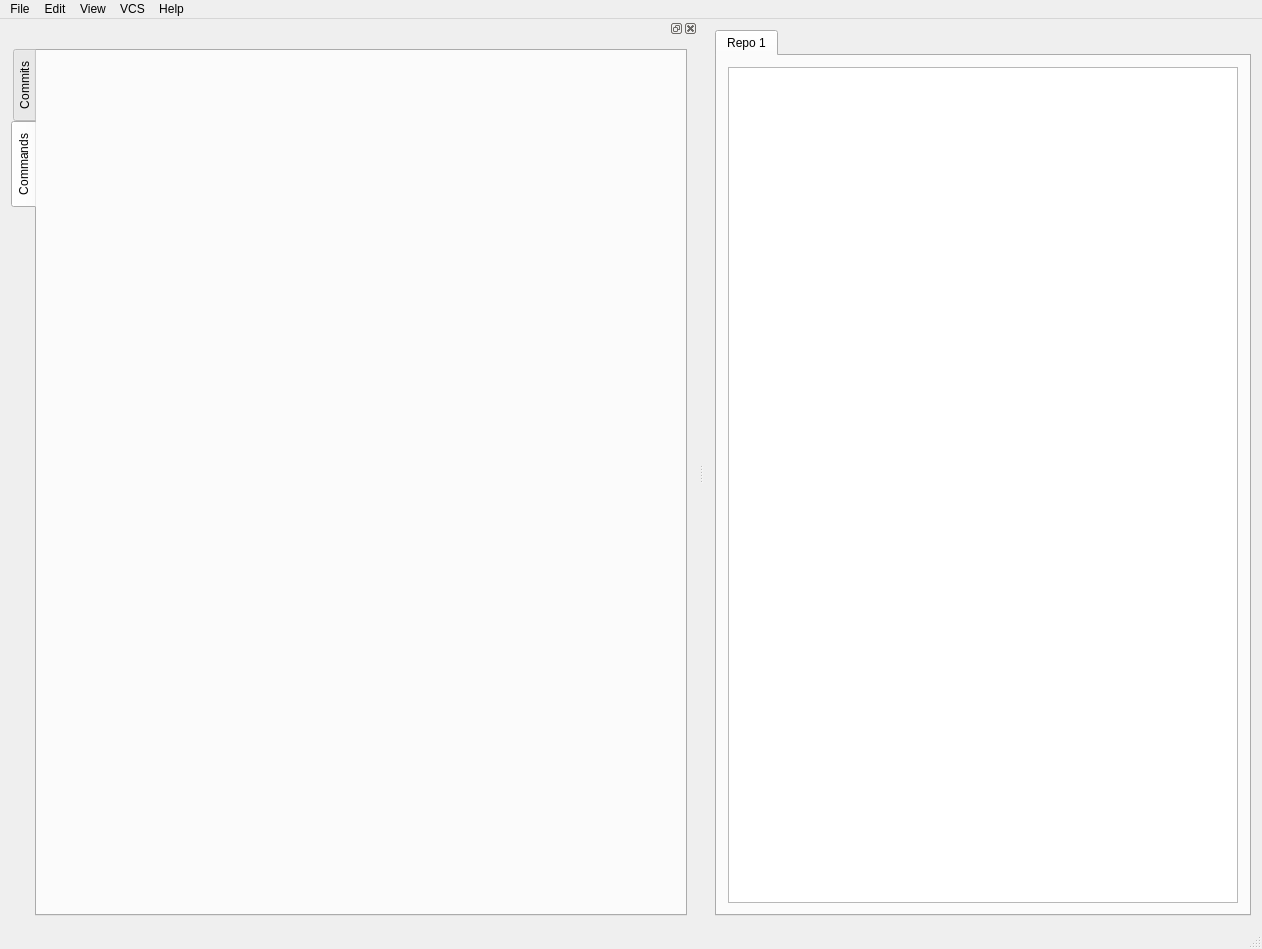
Qt form ui/mainwindow.ui (AnthonyChiavelli/VisualGit) before a commit.
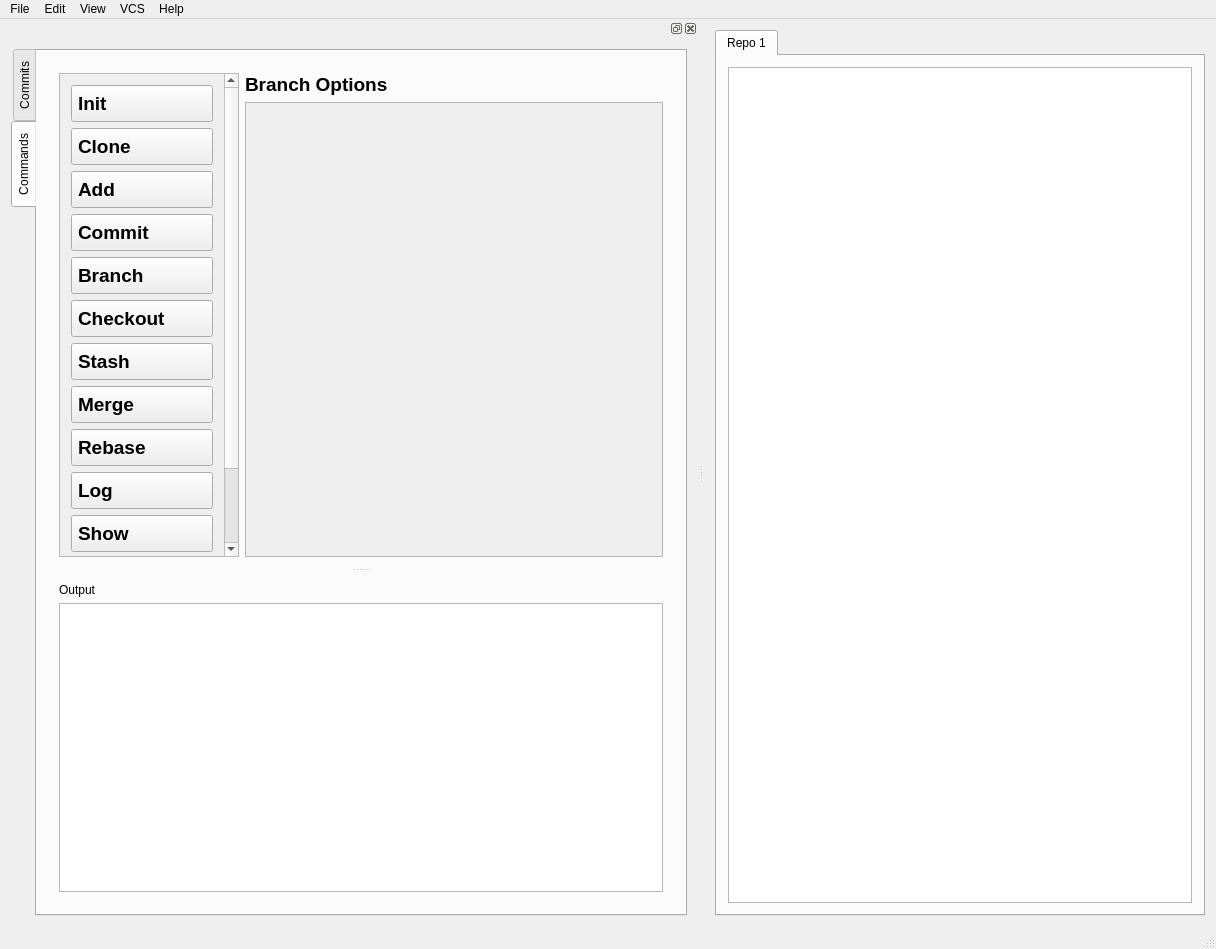
The same form after that commit. The open tabs and pages were chosen to show the change. Icons and pictures are not drawn.

Commit message:
Begin layout for Command Explorer in Dashboard UI
- Command Explorer
  - Screenshot: http://i.imgur.com/oNQznrQ.png
  - Add all elements for first draft of Command Explorer except Command
    Options for specific commands (those will be some sort of custom
    widgets).
- Commit Explorer
  - Screenshot: http://i.imgur.com/CZTLTm2.png
  - Add text "hints" for Author and Committer fields in Commit Details

The edit to the form file:
```diff
--- a/ui/mainwindow.ui
+++ b/ui/mainwindow.ui
@@ -6,7 +6,7 @@
    <rect>
     <x>0</x>
     <y>0</y>
-    <width>1262</width>
+    <width>1216</width>
     <height>949</height>
    </rect>
   </property>
@@ -59,7 +59,7 @@
     <rect>
      <x>0</x>
      <y>0</y>
-     <width>1262</width>
+     <width>1216</width>
      <height>27</height>
     </rect>
    </property>
@@ -511,6 +511,530 @@
         <attribute name="title">
          <string>Commands</string>
         </attribute>
+        <layout class="QGridLayout" name="gridLayout_13">
+         <item row="0" column="0">
+          <widget class="QSplitter" name="splitter_3">
+           <property name="orientation">
+            <enum>Qt::Vertical</enum>
+           </property>
+           <widget class="QWidget" name="">
+            <layout class="QHBoxLayout" name="horizontalLayout">
+             <item>
+              <layout class="QGridLayout" name="gridLayout_12">
+               <property name="sizeConstraint">
+                <enum>QLayout::SetFixedSize</enum>
+               </property>
+               <item row="0" column="0">
+                <widget class="QScrollArea" name="scrollArea_3">
+                 <property name="minimumSize">
+                  <size>
+                   <width>180</width>
+                   <height>0</height>
+                  </size>
+                 </property>
+                 <property name="maximumSize">
+                  <size>
+                   <width>180</width>
+                   <height>16777215</height>
+                  </size>
+                 </property>
+                 <property name="widgetResizable">
+                  <bool>true</bool>
+                 </property>
+                 <widget class="QWidget" name="scrollAreaWidgetContents_3">
+                  <property name="geometry">
+                   <rect>
+                    <x>0</x>
+                    <y>-60</y>
+                    <width>165</width>
+                    <height>638</height>
+                   </rect>
+                  </property>
+                  <layout class="QGridLayout" name="gridLayout_11">
+                   <item row="0" column="0">
+                    <layout class="QVBoxLayout" name="verticalLayout_7">
+                     <item>
+                      <widget class="QPushButton" name="btn_command_init">
+                       <property name="font">
+                        <font>
+                         <pointsize>14</pointsize>
+                         <weight>75</weight>
+                         <bold>true</bold>
+                        </font>
+                       </property>
+                       <property name="cursor">
+                        <cursorShape>ArrowCursor</cursorShape>
+                       </property>
+                       <property name="layoutDirection">
+                        <enum>Qt::LeftToRight</enum>
+                       </property>
+                       <property name="styleSheet">
+                        <string notr="true">Text-align:left;
+padding: 6px;</string>
+                       </property>
+                       <property name="text">
+                        <string>Init</string>
+                       </property>
+                       <property name="icon">
+                        <iconset resource="resources/images.qrc">
+                         <normaloff>:/icons/add.png</normaloff>:/icons/add.png</iconset>
+                       </property>
+                       <property name="flat">
+                        <bool>false</bool>
+                       </property>
+                      </widget>
+                     </item>
+                     <item>
+                      <widget class="QPushButton" name="btn_command_init_2">
+                       <property name="font">
+                        <font>
+                         <pointsize>14</pointsize>
+                         <weight>75</weight>
+                         <bold>true</bold>
+                        </font>
+                       </property>
+                       <property name="cursor">
+                        <cursorShape>ArrowCursor</cursorShape>
+                       </property>
+                       <property name="layoutDirection">
+                        <enum>Qt::LeftToRight</enum>
+                       </property>
+                       <property name="styleSheet">
+                        <string notr="true">Text-align:left;
+padding: 6px;</string>
+                       </property>
+                       <property name="text">
+                        <string>Clone</string>
+                       </property>
+                       <property name="icon">
+                        <iconset resource="resources/images.qrc">
+                         <normaloff>:/icons/add.png</normaloff>:/icons/add.png</iconset>
+                       </property>
+                       <property name="flat">
+                        <bool>false</bool>
+                       </property>
+                      </widget>
+                     </item>
+                     <item>
+                      <widget class="QPushButton" name="btn_command_init_6">
+                       <property name="maximumSize">
+                        <size>
+                         <width>16777215</width>
+                         <height>16777215</height>
+                        </size>
+                       </property>
+                       <property name="font">
+                        <font>
+                         <pointsize>14</pointsize>
+                         <weight>75</weight>
+                         <bold>true</bold>
+                        </font>
+                       </property>
+                       <property name="cursor">
+                        <cursorShape>ArrowCursor</cursorShape>
+                       </property>
+                       <property name="layoutDirection">
+                        <enum>Qt::LeftToRight</enum>
+                       </property>
+                       <property name="styleSheet">
+                        <string notr="true">Text-align:left;
+padding: 6px;</string>
+                       </property>
+                       <property name="text">
+                        <string>Add</string>
+                       </property>
+                       <property name="icon">
+                        <iconset resource="resources/images.qrc">
+                         <normaloff>:/icons/add.png</normaloff>:/icons/add.png</iconset>
+                       </property>
+                       <property name="flat">
+                        <bool>false</bool>
+                       </property>
+                      </widget>
+                     </item>
+                     <item>
+                      <widget class="QPushButton" name="btn_command_init_3">
+                       <property name="font">
+                        <font>
+                         <pointsize>14</pointsize>
+                         <weight>75</weight>
+                         <bold>true</bold>
+                        </font>
+                       </property>
+                       <property name="cursor">
+                        <cursorShape>ArrowCursor</cursorShape>
+                       </property>
+                       <property name="layoutDirection">
+                        <enum>Qt::LeftToRight</enum>
+                       </property>
+                       <property name="styleSheet">
+                        <string notr="true">Text-align:left;
+padding: 6px;</string>
+                       </property>
+                       <property name="text">
+                        <string>Commit</string>
+                       </property>
+                       <property name="icon">
+                        <iconset resource="resources/images.qrc">
+                         <normaloff>:/icons/add.png</normaloff>:/icons/add.png</iconset>
+                       </property>
+                       <property name="flat">
+                        <bool>false</bool>
+                       </property>
+                      </widget>
+                     </item>
+                     <item>
+                      <widget class="QPushButton" name="btn_command_init_4">
+                       <property name="font">
+                        <font>
+                         <pointsize>14</pointsize>
+                         <weight>75</weight>
+                         <bold>true</bold>
+                        </font>
+                       </property>
+                       <property name="cursor">
+                        <cursorShape>ArrowCursor</cursorShape>
+                       </property>
+                       <property name="layoutDirection">
+                        <enum>Qt::LeftToRight</enum>
+                       </property>
+                       <property name="styleSheet">
+                        <string notr="true">Text-align:left;
+padding: 6px;</string>
+                       </property>
+                       <property name="text">
+                        <string>Branch</string>
+                       </property>
+                       <property name="icon">
+                        <iconset resource="resources/images.qrc">
+                         <normaloff>:/icons/add.png</normaloff>:/icons/add.png</iconset>
+                       </property>
+                       <property name="flat">
+                        <bool>false</bool>
+                       </property>
+                      </widget>
+                     </item>
+                     <item>
+                      <widget class="QPushButton" name="btn_command_init_5">
+                       <property name="font">
+                        <font>
+                         <pointsize>14</pointsize>
+                         <weight>75</weight>
+                         <bold>true</bold>
+                        </font>
+                       </property>
+                       <property name="cursor">
+                        <cursorShape>ArrowCursor</cursorShape>
+                       </property>
+                       <property name="layoutDirection">
+                        <enum>Qt::LeftToRight</enum>
+                       </property>
+                       <property name="styleSheet">
+                        <string notr="true">Text-align:left;
+padding: 6px;</string>
+                       </property>
+                       <property name="text">
+                        <string>Checkout</string>
+                       </property>
+                       <property name="icon">
+                        <iconset resource="resources/images.qrc">
+                         <normaloff>:/icons/add.png</normaloff>:/icons/add.png</iconset>
+                       </property>
+                       <property name="flat">
+                        <bool>false</bool>
+                       </property>
+                      </widget>
+                     </item>
+                     <item>
+                      <widget class="QPushButton" name="btn_command_init_7">
+                       <property name="font">
+                        <font>
+                         <pointsize>14</pointsize>
+                         <weight>75</weight>
+                         <bold>true</bold>
+                        </font>
+                       </property>
+                       <property name="cursor">
+                        <cursorShape>ArrowCursor</cursorShape>
+                       </property>
+                       <property name="layoutDirection">
+                        <enum>Qt::LeftToRight</enum>
+                       </property>
+                       <property name="styleSheet">
+                        <string notr="true">Text-align:left;
+padding: 6px;</string>
+                       </property>
+                       <property name="text">
+                        <string>Stash</string>
+                       </property>
+                       <property name="icon">
+                        <iconset resource="resources/images.qrc">
+                         <normaloff>:/icons/add.png</normaloff>:/icons/add.png</iconset>
+                       </property>
+                       <property name="flat">
+                        <bool>false</bool>
+                       </property>
+                      </widget>
+                     </item>
+                     <item>
+                      <widget class="QPushButton" name="btn_command_init_9">
+                       <property name="font">
+                        <font>
+                         <pointsize>14</pointsize>
+                         <weight>75</weight>
+                         <bold>true</bold>
+                        </font>
+                       </property>
+                       <property name="cursor">
+                        <cursorShape>ArrowCursor</cursorShape>
+                       </property>
+                       <property name="layoutDirection">
+                        <enum>Qt::LeftToRight</enum>
+                       </property>
+                       <property name="styleSheet">
+                        <string notr="true">Text-align:left;
+padding: 6px;</string>
+                       </property>
+                       <property name="text">
+                        <string>Merge</string>
+                       </property>
+                       <property name="icon">
+                        <iconset resource="resources/images.qrc">
+                         <normaloff>:/icons/add.png</normaloff>:/icons/add.png</iconset>
+                       </property>
+                       <property name="flat">
+                        <bool>false</bool>
+                       </property>
+                      </widget>
+                     </item>
+                     <item>
+                      <widget class="QPushButton" name="btn_command_init_11">
+                       <property name="font">
+                        <font>
+                         <pointsize>14</pointsize>
+                         <weight>75</weight>
+                         <bold>true</bold>
+                        </font>
+                       </property>
+                       <property name="cursor">
+                        <cursorShape>ArrowCursor</cursorShape>
+                       </property>
+                       <property name="layoutDirection">
+                        <enum>Qt::LeftToRight</enum>
+                       </property>
+                       <property name="styleSheet">
+                        <string notr="true">Text-align:left;
+padding: 6px;</string>
+                       </property>
+                       <property name="text">
+                        <string>Rebase</string>
+                       </property>
+                       <property name="icon">
+                        <iconset resource="resources/images.qrc">
+                         <normaloff>:/icons/add.png</normaloff>:/icons/add.png</iconset>
+                       </property>
+                       <property name="flat">
+                        <bool>false</bool>
+                       </property>
+                      </widget>
+                     </item>
+                     <item>
+                      <widget class="QPushButton" name="btn_command_init_8">
+                       <property name="font">
+                        <font>
+                         <pointsize>14</pointsize>
+                         <weight>75</weight>
+                         <bold>true</bold>
+                        </font>
+                       </property>
+                       <property name="cursor">
+                        <cursorShape>ArrowCursor</cursorShape>
+                       </property>
+                       <property name="layoutDirection">
+                        <enum>Qt::LeftToRight</enum>
+                       </property>
+                       <property name="styleSheet">
+                        <string notr="true">Text-align:left;
+padding: 6px;</string>
+                       </property>
+                       <property name="text">
+                        <string>Log</string>
+                       </property>
+                       <property name="icon">
+                        <iconset resource="resources/images.qrc">
+                         <normaloff>:/icons/add.png</normaloff>:/icons/add.png</iconset>
+                       </property>
+                       <property name="flat">
+                        <bool>false</bool>
+                       </property>
+                      </widget>
+                     </item>
+                     <item>
+                      <widget class="QPushButton" name="btn_command_init_10">
+                       <property name="font">
+                        <font>
+                         <pointsize>14</pointsize>
+                         <weight>75</weight>
+                         <bold>true</bold>
+                        </font>
+                       </property>
+                       <property name="cursor">
+                        <cursorShape>ArrowCursor</cursorShape>
+                       </property>
+                       <property name="layoutDirection">
+                        <enum>Qt::LeftToRight</enum>
+                       </property>
+                       <property name="styleSheet">
+                        <string notr="true">Text-align:left;
+padding: 6px;</string>
+                       </property>
+                       <property name="text">
+                        <string>Show</string>
+                       </property>
+                       <property name="icon">
+                        <iconset resource="resources/images.qrc">
+                         <normaloff>:/icons/add.png</normaloff>:/icons/add.png</iconset>
+                       </property>
+                       <property name="flat">
+                        <bool>false</bool>
+                       </property>
+                      </widget>
+                     </item>
+                     <item>
+                      <widget class="QPushButton" name="btn_command_init_12">
+                       <property name="font">
+                        <font>
+                         <pointsize>14</pointsize>
+                         <weight>75</weight>
+                         <bold>true</bold>
+                        </font>
+                       </property>
+                       <property name="cursor">
+                        <cursorShape>ArrowCursor</cursorShape>
+                       </property>
+                       <property name="layoutDirection">
+                        <enum>Qt::LeftToRight</enum>
+                       </property>
+                       <property name="styleSheet">
+                        <string notr="true">Text-align:left;
+padding: 6px;</string>
+                       </property>
+                       <property name="text">
+                        <string>Diff</string>
+                       </property>
+                       <property name="icon">
+                        <iconset resource="resources/images.qrc">
+                         <normaloff>:/icons/add.png</normaloff>:/icons/add.png</iconset>
+                       </property>
+                       <property name="flat">
+                        <bool>false</bool>
+                       </property>
+                      </widget>
+                     </item>
+                     <item>
+                      <widget class="QPushButton" name="btn_command_init_13">
+                       <property name="font">
+                        <font>
+                         <pointsize>14</pointsize>
+                         <weight>75</weight>
+                         <bold>true</bold>
+                        </font>
+                       </property>
+                       <property name="cursor">
+                        <cursorShape>ArrowCursor</cursorShape>
+                       </property>
+                       <property name="layoutDirection">
+                        <enum>Qt::LeftToRight</enum>
+                       </property>
+                       <property name="styleSheet">
+                        <string notr="true">Text-align:left;
+padding: 6px;</string>
+                       </property>
+                       <property name="text">
+                        <string>Status</string>
+                       </property>
+                       <property name="icon">
+                        <iconset resource="resources/images.qrc">
+                         <normaloff>:/icons/add.png</normaloff>:/icons/add.png</iconset>
+                       </property>
+                       <property name="flat">
+                        <bool>false</bool>
+                       </property>
+                      </widget>
+                     </item>
+                    </layout>
+                   </item>
+                  </layout>
+                 </widget>
+                </widget>
+               </item>
+              </layout>
+             </item>
+             <item>
+              <layout class="QVBoxLayout" name="verticalLayout_8">
+               <item>
+                <layout class="QGridLayout" name="gridLayout_10">
+                 <item row="1" column="0">
+                  <widget class="QScrollArea" name="scrollArea_2">
+                   <property name="sizePolicy">
+                    <sizepolicy hsizetype="Expanding" vsizetype="Expanding">
+                     <horstretch>1</horstretch>
+                     <verstretch>0</verstretch>
+                    </sizepolicy>
+                   </property>
+                   <property name="widgetResizable">
+                    <bool>true</bool>
+                   </property>
+                   <widget class="QWidget" name="scrollAreaWidgetContents_2">
+                    <property name="geometry">
+                     <rect>
+                      <x>0</x>
+                      <y>0</y>
+                      <width>309</width>
+                      <height>544</height>
+                     </rect>
+                    </property>
+                    <zorder>label_2</zorder>
+                   </widget>
+                  </widget>
+                 </item>
+                 <item row="0" column="0">
+                  <widget class="QLabel" name="label_4">
+                   <property name="font">
+                    <font>
+                     <pointsize>14</pointsize>
+                     <weight>75</weight>
+                     <bold>true</bold>
+                    </font>
+                   </property>
+                   <property name="text">
+                    <string>Branch Options</string>
+                   </property>
+                  </widget>
+                 </item>
+                </layout>
+               </item>
+              </layout>
+             </item>
+            </layout>
+           </widget>
+           <widget class="QWidget" name="">
+            <layout class="QVBoxLayout" name="verticalLayout_9">
+             <item>
+              <widget class="QLabel" name="label_3">
+               <property name="text">
+                <string>Output</string>
+               </property>
+              </widget>
+             </item>
+             <item>
+              <widget class="QTextBrowser" name="textBrowser"/>
+             </item>
+            </layout>
+           </widget>
+          </widget>
+         </item>
+        </layout>
        </widget>
       </widget>
      </item>
```
Left out of the diff: 53 changed lines with no effect on the pictures.
